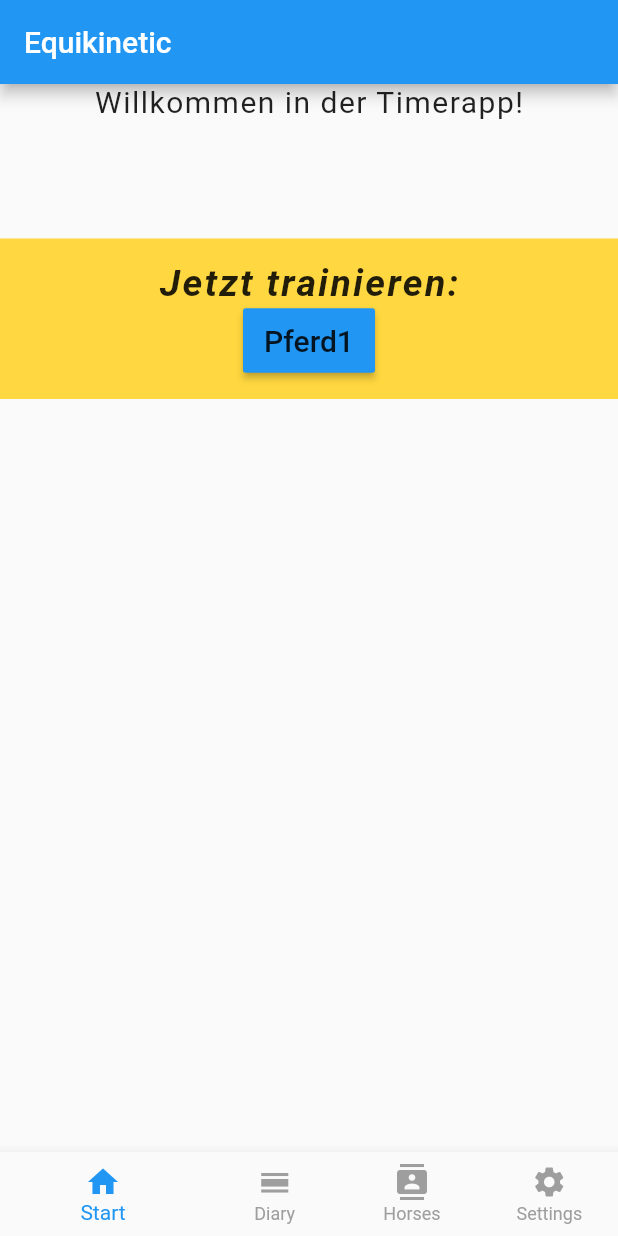
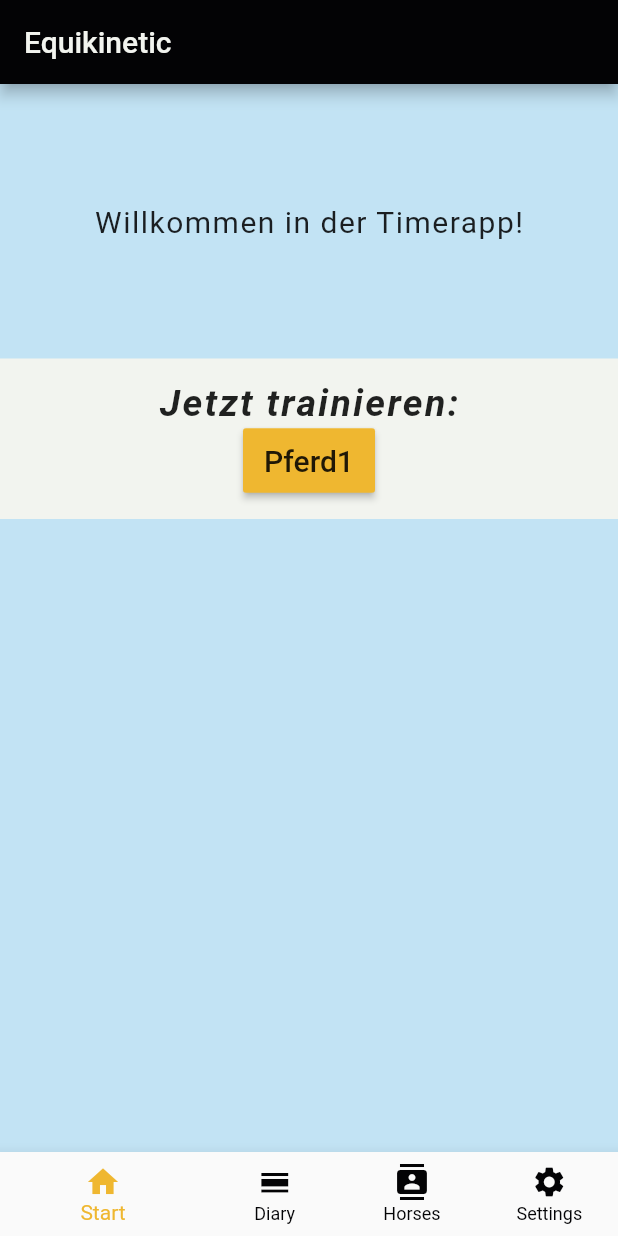
Before and after one commit to berithaller/haller-flf-training-app, a Flutter app: the screen it shows after launch, on a phone screen of 412 x 824 dp. Run offline on Flutter 3.47's test engine with Material 2 defaults, Android fonts, the phone set to English and light mode, and no system bars; our stand-ins replace geolocator; accounts and stored records are empty.

Commit message:
ui: Colors, Design refresh

```diff
--- a/lib/main.dart
+++ b/lib/main.dart
@@ -1,3 +1,4 @@
+import 'package:flftrainingapp/services.dart';
 ///
 /// The foundation of any Flutter app, the main.dart file, should hold very little code and only serve as an overview to an app.
 ///
@@ -8,6 +9,7 @@
 ///
 import 'package:flutter/material.dart';
 import 'package:flftrainingapp/screens.dart';
+
 
 //import Url of training_page for routing
 //import 'package:haller-flf-training-app/training_page.dart';
@@ -22,7 +24,7 @@ class MyApp extends StatelessWidget {
   Widget build(BuildContext context) {
     return MaterialApp(
       title: 'Equiapp',
-      theme: ThemeData(
+      theme: ThemeData.light(
         // This is the theme of your application.
         //
         // Try running your application with "flutter run". You'll see the
@@ -32,7 +34,7 @@ class MyApp extends StatelessWidget {
         // or simply save your changes to "hot reload" in a Flutter IDE).
         // Notice that the counter didn't reset back to zero; the application
         // is not restarted.
-        primarySwatch: Colors.blue,
+
       ),
       home: MyHomePage(title: 'Equikinetic'),
       //initialisation of routs
@@ -90,9 +92,9 @@ class _MyHomePageState extends State<MyHomePage> {
       currentIndex: _selectedAppTab.index,
       onTap: _onAppTabSelected,
       // TODO need theme support, how?
-      backgroundColor: Colors.white,
-      selectedItemColor: Colors.blue,
-      unselectedItemColor: Colors.grey,
+      backgroundColor: MyColors.darkcontrastcolor,
+      selectedItemColor: MyColors.buttoncolor,
+      unselectedItemColor: MyColors.darkcontrastcolor,
       showSelectedLabels: true,
       showUnselectedLabels: true,
     );
@@ -136,10 +138,12 @@ class _MyHomePageState extends State<MyHomePage> {
     var currentScreen = _createSelectedScreen(_selectedAppTab);
 
     return Scaffold(
+      backgroundColor: MyColors.backgroundcolor,
       appBar: AppBar(
         // Here we take the value from the MyHomePage object that was created by
         // the App.build method, and use it to set our appbar title.
-        title: Text(widget.title),
+        title: Text(widget.title, style: TextStyle(color: MyColors.lightcontrastcolor),),
+        backgroundColor: MyColors.darkcontrastcolor,
       ),
       //ListView Problem solved!!!
       body: ListView(
--- a/lib/services.dart
+++ b/lib/services.dart
@@ -9,3 +9,4 @@ export 'src/services/profile_service.dart';
 export 'src/services/location_service.dart';
 export 'src/services/training_builder.dart';
 export 'src/services/training_service.dart';
+export 'src/services/myColors.dart';
--- a/lib/src/screens/home_screen.dart
+++ b/lib/src/screens/home_screen.dart
@@ -1,3 +1,4 @@
+import 'package:flftrainingapp/services.dart';
 import 'package:flutter/cupertino.dart';
 
 ///
@@ -22,34 +23,20 @@ class _HomeState extends State<HomeScreen> {
 
   /// Create the widget for "Welcome"
 
-  Widget _createWelcome() {
-    final Widget welcome = Container(
-      decoration: BoxDecoration(
-          color: Colors.blue,
-          backgroundBlendMode: BlendMode.colorBurn,
-          border: Border.all(color: Colors.blue, width: 2)),
-      child: Column(
-        children: <Widget>[Text("Welcome"), Icon(Icons.face)],
-      ),
-    );
-    return welcome;
-  }
-
   @override
   Widget build(BuildContext context) {
-    var welcome = _createWelcome();
-
 //ListView does not work, in any way, at all
 // no plan what ListBody does, it is not scrollable either, but at least there is no exception
     return Column(
       children: <Widget>[
+        SizedBox(height: 80),
         Container(
             child: Text("Willkommen in der Timerapp!",
                 style: TextStyle(fontSize: 20, letterSpacing: 1))),
         SizedBox(height: 80),
         Container(
           padding: EdgeInsets.all(15),
-          color: Colors.amberAccent,
+          color: MyColors.lightcontrastcolor,
           alignment: Alignment.topCenter,
           child: Column(
             children: <Widget>[
@@ -61,7 +48,7 @@ class _HomeState extends State<HomeScreen> {
                       letterSpacing: 1.5)),
               RaisedButton(
                 padding: EdgeInsets.all(10),
-                color: Colors.blue,
+                color: MyColors.buttoncolor,
                 child: Text("Pferd1", style: TextStyle(fontSize: 20)),
                 onPressed: () {
                   //Route for the training page has to be here, it has to be initialised in the main file
--- /dev/null
+++ b/lib/src/services/myColors.dart
@@ -0,0 +1,64 @@
+import 'package:flutter/material.dart';
+
+class MyColors {
+  ///Default Theme / cold Bright Theme
+  static const backgroundcolor = const Color(0xFFC2E3F4);
+  static const buttoncolor = const Color(0xFFEFB730);
+  static const lightcontrastcolor = const Color(0xFFF2F4EF);
+  static const darkcontrastcolor = const Color(0xFF030305);
+
+  ///Theme2 / heavy Dark Theme
+  static const backgroundcolor2 = const Color(0xFF504E63);
+  static const buttoncolor2 = const Color(0xFFA88661);
+  static const lightcontrastcolor2 = const Color(0xFFEAD6BD);
+  static const darkcontrastcolor2 = const Color(0xFF00142F);
+
+  ///Theme3 / peaceful Dark Theme
+  static const backgroundcolor3 = const Color(0xFF847072);
+  static const buttoncolor3 = const Color(0xFF869DAB);
+  static const lightcontrastcolor3 = const Color(0xFFDCC1B0);
+  static const darkcontrastcolor3 = const Color(0xFF3D313F);
+
+  ///Theme4 / sunny Bright Theme
+  static const backgroundcolor4 = const Color(0xFFE4B660);
+  static const buttoncolor4 = const Color(0xFFF2AB39);
+  static const lightcontrastcolor4 = const Color(0xFFFFD954);
+  static const darkcontrastcolor4 = const Color(0xFF69491A);
+
+  ///Theme5 / yellow Dark Theme
+  static const backgroundcolor5 = const Color(0xFF655C57);
+  static const buttoncolor5 = const Color(0xFFF3B749);
+  static const lightcontrastcolor5 = const Color(0xFFFEF0BF);
+  static const darkcontrastcolor5 = const Color(0xFF2E1E11);
+
+  ///Theme6 / cold Dark Theme
+  static const backgroundcolor6 = const Color(0xFFA5B7C1);
+  static const buttoncolor6 = const Color(0xFF535D55);
+  static const lightcontrastcolor6 = const Color(0xFFDBDBE5);
+  static const darkcontrastcolor6 = const Color(0xFF514644);
+
+  ///Theme7 / girlish Dark Theme
+  static const backgroundcolor7 = const Color(0xFF92617E);
+  static const buttoncolor7 = const Color(0xFF982827);
+  static const lightcontrastcolor7 = const Color(0xFFCC5B3B);
+  static const darkcontrastcolor7 = const Color(0xFF3C1832);
+
+  ///Theme8 / natural Bright Theme
+  static const backgroundcolor8 = const Color(0xFFBD8E62);
+  static const buttoncolor8 = const Color(0xFFA46843);
+  static const lightcontrastcolor8 = const Color(0xFFD5D2C1);
+  static const darkcontrastcolor8 = const Color(0xFF370D00);
+
+  ThemeData mybasicTheme() {
+    final basicTheme = ThemeData.light();
+    return basicTheme.copyWith(
+      primaryColor: buttoncolor,
+      primaryColorDark: darkcontrastcolor,
+      primaryColorLight: lightcontrastcolor,
+      scaffoldBackgroundColor: backgroundcolor,
+      buttonColor: buttoncolor,
+      bottomAppBarColor: darkcontrastcolor,
+      backgroundColor: backgroundcolor,
+    );
+  }
+}
```
Also changed, not shown: lib/src/screens/profiles_list_screen.dart (+5 -3 lines), lib/src/screens/settings_screen.dart (+12 -1 lines).
